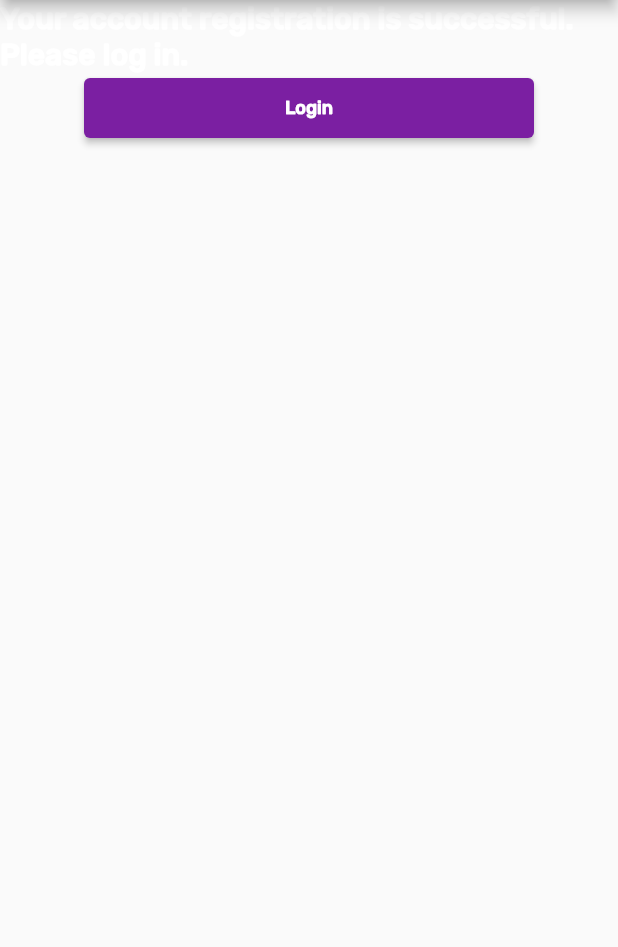
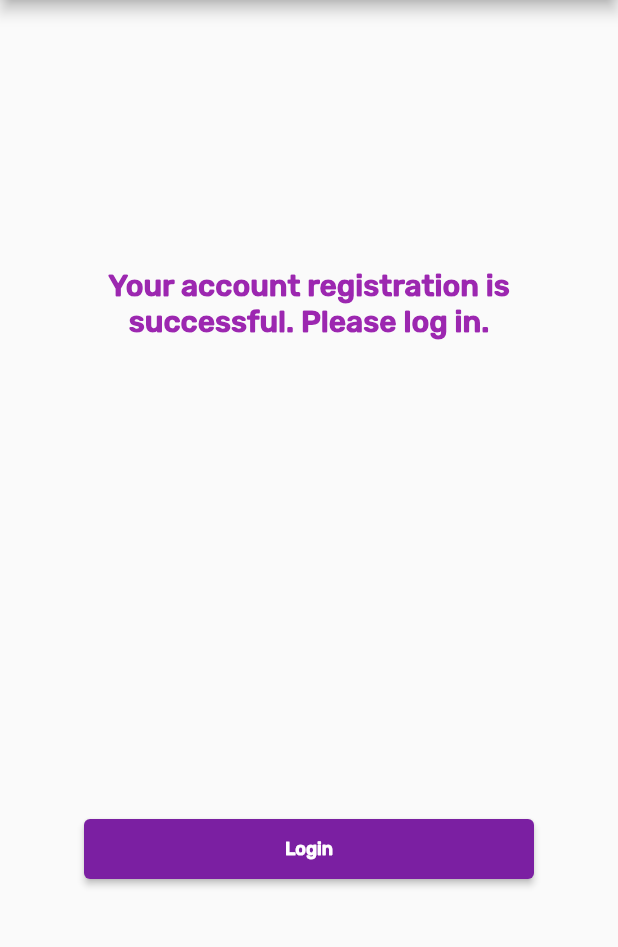
Before and after one commit to seryxme/seryx-bank-app, a Flutter app: the SuccessScreen screen opened directly with empty values, on a phone screen of 412 x 824 dp, the part 84-1031 px from its top. Run offline on Flutter 3.47's test engine with Material 2 defaults, Android fonts, the phone set to English and light mode, and no system bars; our stand-ins replace get; accounts and stored records are empty.

Commit message:
updated the success screen

```diff
--- a/lib/screens/registration_success_screen.dart
+++ b/lib/screens/registration_success_screen.dart
@@ -31,18 +31,21 @@ class SuccessScreen extends StatelessWidget {
         ],
         backgroundColor: Colors.purple[700],
       ),
-      body: Column(
+      body: SafeArea(
+        child: Padding(
+          padding: const EdgeInsets.all(20.0),
+          child: Column(
+            mainAxisAlignment: MainAxisAlignment.spaceAround,
             children: [
-          const Center(
-            child: Text(
+              const Text(
                 'Your account registration is successful. Please log in.',
                 style: TextStyle(
                   fontSize: 20,
                   fontFamily: 'Rubik',
                   fontWeight: FontWeight.bold,
-                color: Colors.white,
+                  color: Colors.purple,
                 ),
-            ),
+                textAlign: TextAlign.center,
               ),
               ElevatedButton(
                   onPressed: () => nav.navigateToLogin(),
@@ -60,6 +63,8 @@ class SuccessScreen extends StatelessWidget {
                   )
               ),
             ],
+          ),
+        ),
       ),
 
 
```
Also changed, not shown: 1 other file. Lines whose indentation alone changed are shown as unchanged.
